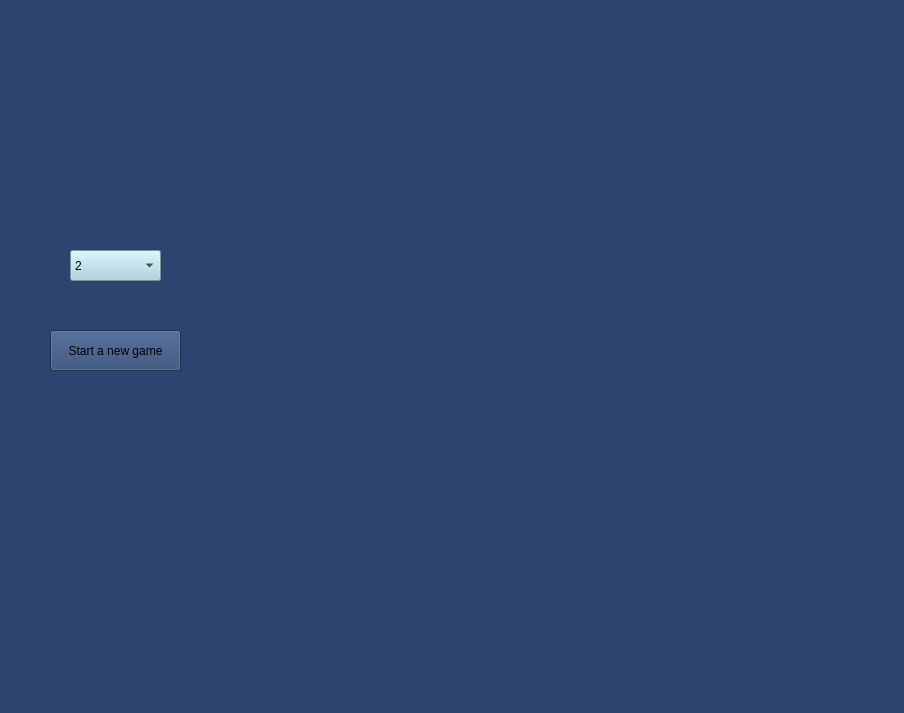
The window that Monopoly/mainwindow.ui (shaahinfaezi/Monopoly) describes before a commit, drawn with Qt 5.
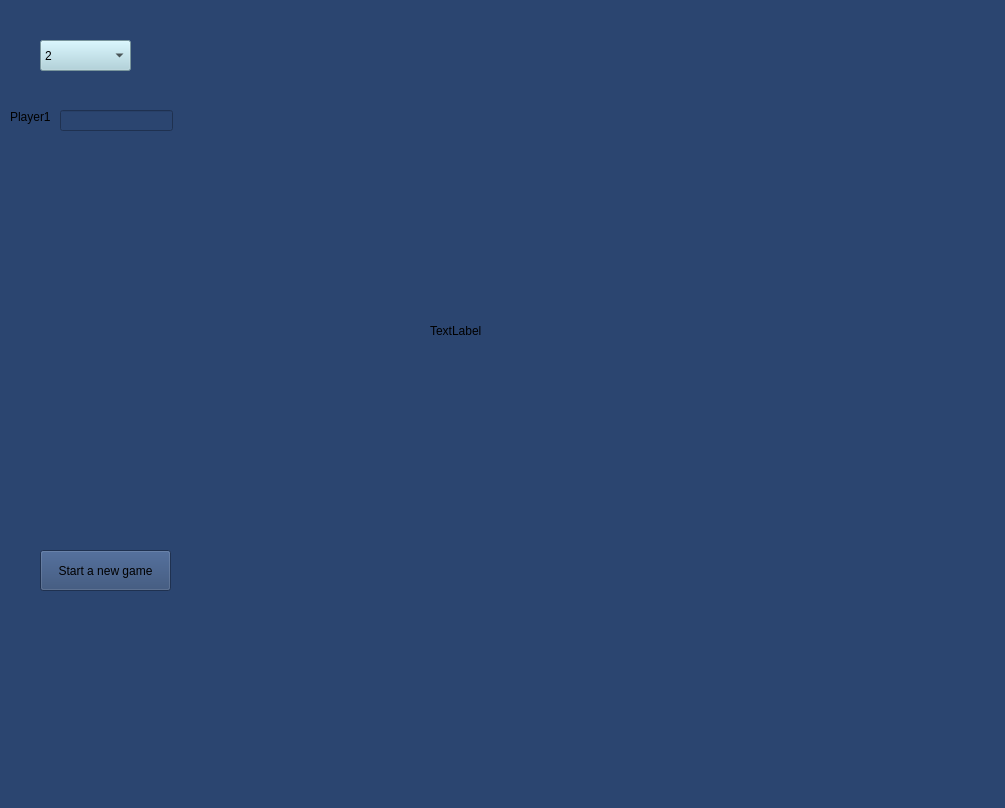
The same window after the commit.

Diff of the .ui file:
```diff
--- a/Monopoly/mainwindow.ui
+++ b/Monopoly/mainwindow.ui
@@ -6,8 +6,8 @@
    <rect>
     <x>0</x>
     <y>0</y>
-    <width>904</width>
-    <height>713</height>
+    <width>1005</width>
+    <height>808</height>
    </rect>
   </property>
   <property name="windowTitle">
@@ -21,8 +21,8 @@
    <widget class="QComboBox" name="comboBox">
     <property name="geometry">
      <rect>
-      <x>70</x>
-      <y>250</y>
+      <x>40</x>
+      <y>40</y>
       <width>91</width>
       <height>31</height>
      </rect>
@@ -72,8 +72,8 @@
    <widget class="QPushButton" name="pushButton">
     <property name="geometry">
      <rect>
-      <x>50</x>
-      <y>330</y>
+      <x>40</x>
+      <y>550</y>
       <width>131</width>
       <height>41</height>
      </rect>
@@ -82,6 +82,42 @@
      <string>Start a new game</string>
     </property>
    </widget>
+   <widget class="QLabel" name="label">
+    <property name="geometry">
+     <rect>
+      <x>430</x>
+      <y>90</y>
+      <width>511</width>
+      <height>481</height>
+     </rect>
+    </property>
+    <property name="text">
+     <string>TextLabel</string>
+    </property>
+   </widget>
+   <widget class="QLabel" name="label_2">
+    <property name="geometry">
+     <rect>
+      <x>10</x>
+      <y>110</y>
+      <width>47</width>
+      <height>14</height>
+     </rect>
+    </property>
+    <property name="text">
+     <string>Player1</string>
+    </property>
+   </widget>
+   <widget class="QLineEdit" name="lineEdit">
+    <property name="geometry">
+     <rect>
+      <x>60</x>
+      <y>110</y>
+      <width>113</width>
+      <height>21</height>
+     </rect>
+    </property>
+   </widget>
   </widget>
   <widget class="QMenuBar" name="menubar">
    <property name="geometry">
```
Left out of the diff: 2 changed lines with no effect on the pictures.
